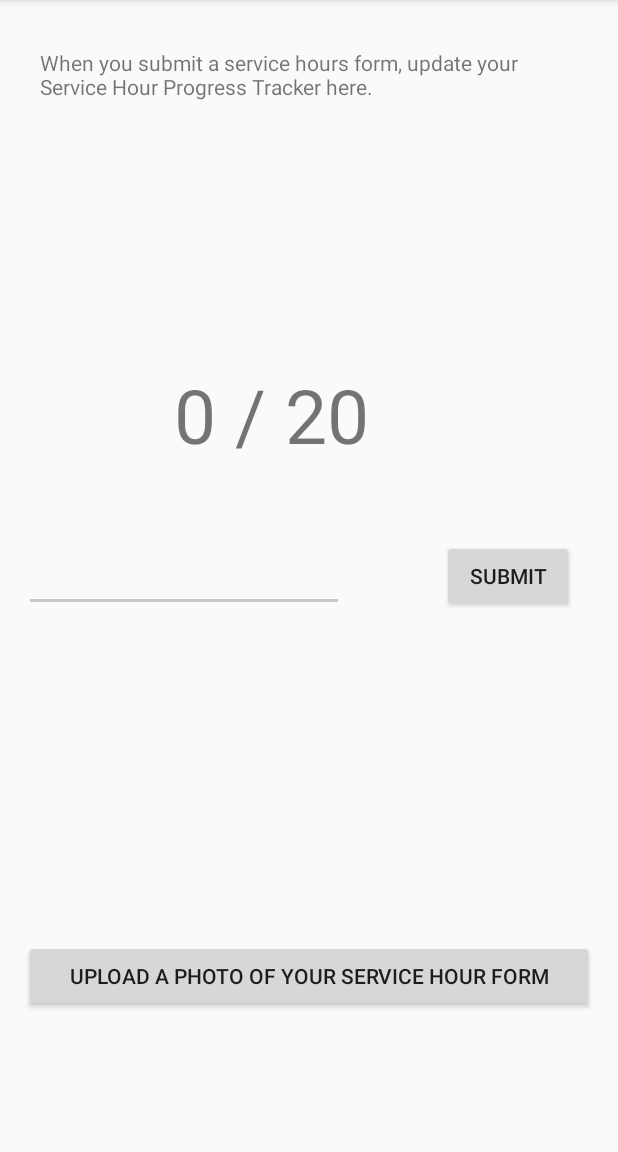
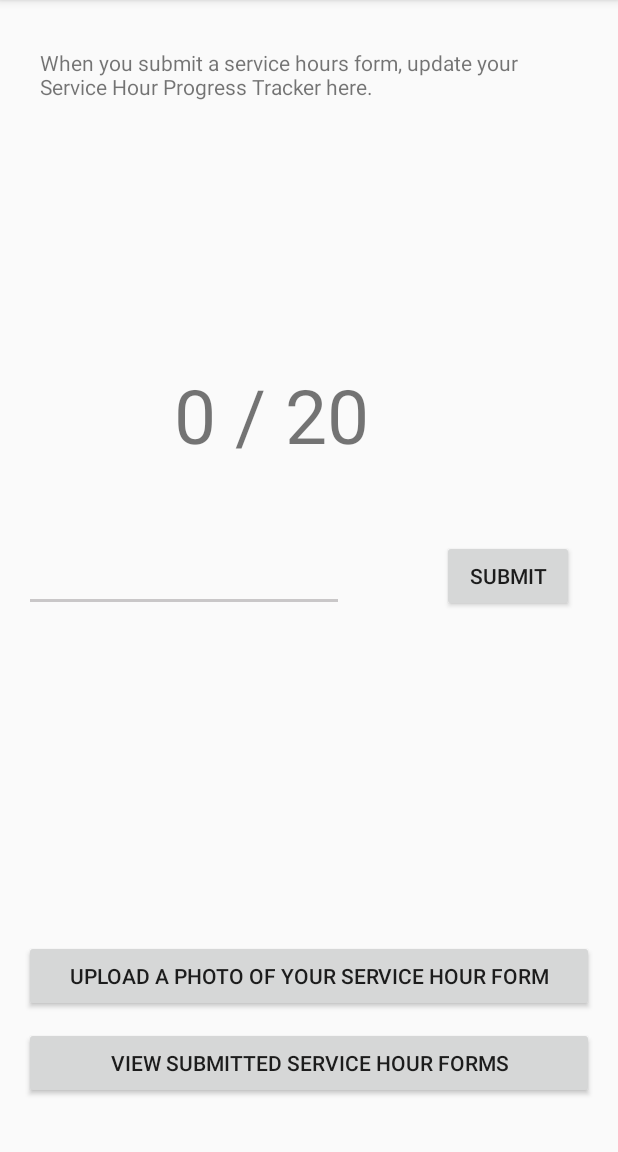
Before and after one commit to SIU-CS/Scholar_App-production, an Android app: the ServiceHourActivity screen opened directly, with no data from a screen before it, on a phone screen of 412 x 824 dp, the part 84-1236 px from its top. Run offline under Robolectric (Android 15) with nearby library versions, the phone set to English and light mode, and no system bars; our stand-ins replace Firebase (no records; nobody signed in at launch, a user with empty details on screens opened directly); 4 statements that could not run were skipped.

Commit message:
Added View Photo Activity

```diff
--- a/ScholarsProgramApp/app/src/main/java/siucs/scholarsprogramapp/ServiceHourActivity.java
+++ b/ScholarsProgramApp/app/src/main/java/siucs/scholarsprogramapp/ServiceHourActivity.java
@@ -35,6 +35,7 @@ public class ServiceHourActivity extends AppCompatActivity {
     //create objects for the GUI fields and buttons
     private Button uploadServiceHourPhotoButton;
     private Button updateServiceHoursButton;
+    private Button viewServiceHourButton;
     private EditText serviceHourUpdateTextbox;
     private TextView currentHoursOutOfTwentyText;
 
@@ -73,6 +74,7 @@ public class ServiceHourActivity extends AppCompatActivity {
         //link created objects with references to the GUI objects
         uploadServiceHourPhotoButton = (Button) findViewById(R.id.uploadServiceHourPhotoButton);
         updateServiceHoursButton = (Button) findViewById(R.id.updateServiceHoursButton);
+        viewServiceHourButton = (Button) findViewById(R.id.viewServiceHourPhotoButton);
         serviceHourUpdateTextbox = (EditText) findViewById(R.id.serviceHourUpdateTextbox);
         currentHoursOutOfTwentyText = (TextView) findViewById(R.id.currentHoursOutOfTwentyText);
 
@@ -124,6 +126,14 @@ public class ServiceHourActivity extends AppCompatActivity {
             public void onClick(View v) {
                 //call upload photo activity
                 startActivity(new Intent(ServiceHourActivity.this, PhotoUploadActivity.class));
+            }
+        });
+
+        viewServiceHourButton.setOnClickListener(new View.OnClickListener() {
+            @Override
+            public void onClick(View v) {
+                //call upload photo activity
+                startActivity(new Intent(ServiceHourActivity.this, ViewPhotoActivity.class));
             }
         });
 
--- a/ScholarsProgramApp/app/src/main/res/layout/activity_service_hour.xml
+++ b/ScholarsProgramApp/app/src/main/res/layout/activity_service_hour.xml
@@ -65,5 +65,15 @@
             android:layout_alignParentBottom="true"
             android:layout_alignParentStart="true" />
 
+        <Button
+            android:text="View Submitted Service Hour Forms"
+            android:layout_width="match_parent"
+            android:layout_height="wrap_content"
+            android:layout_alignParentBottom="true"
+            android:layout_marginBottom="19dp"
+            android:id="@+id/viewServiceHourPhotoButton"
+            android:layout_alignParentEnd="true"
+            android:layout_alignParentStart="true" />
+
     </RelativeLayout>
 </RelativeLayout>
```
Also changed, not shown: ScholarsProgramApp/app/src/main/java/siucs/scholarsprogramapp/PhotoUploadActivity.java (+52 -59 lines), ScholarsProgramApp/app/src/main/java/siucs/scholarsprogramapp/ViewPhotoActivity.java (added, +22 -0 lines), ScholarsProgramApp/app/src/main/res/layout/activity_view_photo.xml (added, +17 -0 lines).
